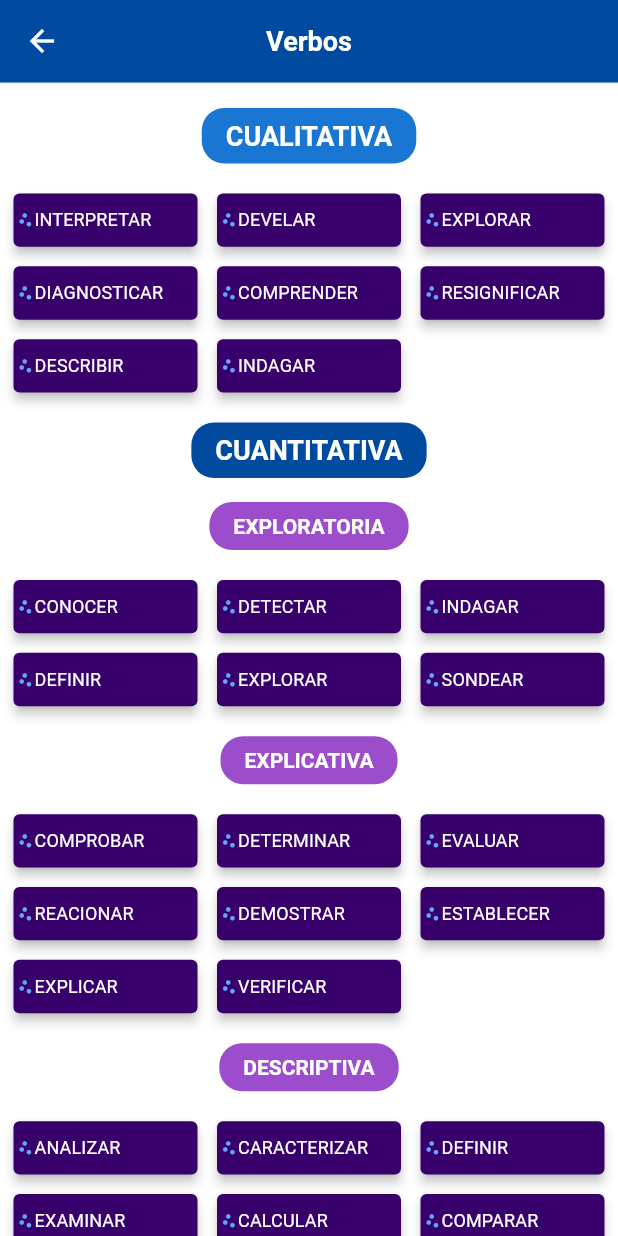
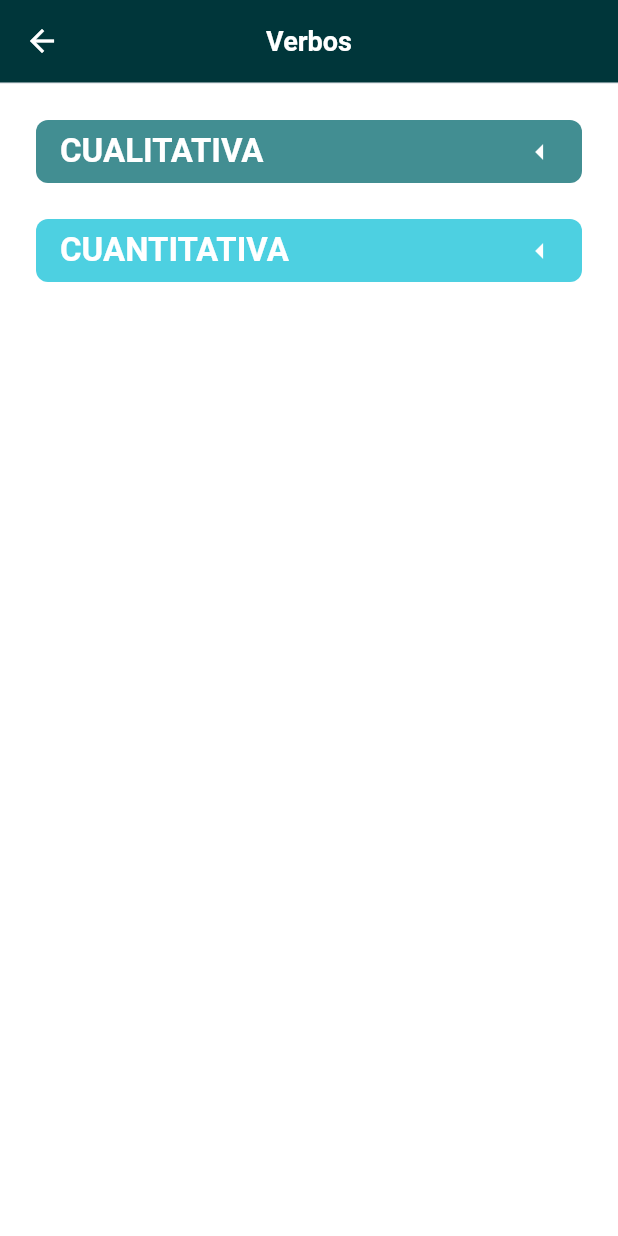
Before and after one commit to Rod20/rastas_app, a Flutter app: the screen it shows after launch, after a tap on "Verbos", on a phone screen of 412 x 824 dp. Run offline on Flutter 3.47's test engine with Material 2 defaults, Android fonts, the light colour scheme and no system bars; our stand-ins replace flutter_svg, rxdart; Roboto replaces fonts that are missing (SFProDisplay, SFProText).

Commit message:
Implemented Drowpicker in the verbs

```diff
--- a/lib/ui/resources/app_colors.dart
+++ b/lib/ui/resources/app_colors.dart
@@ -2,14 +2,14 @@ import 'package:flutter/material.dart';
 
 const Color lightPrimary      = Colors.white;
 const Color darkPrimary       = Colors.black;
-const Color darkAccent        = Color(0xff004ba0);
-const Color lightAccent       = Color(0xff63a4ff);
-const Color intermedioColor   = Color(0xff1976d2);
+const Color darkAccent        = Color(0xff00363a);
+const Color lightAccent       = Color(0xff428e92);
+const Color intermedioColor   = Color(0xff006064);
 const Color lightBG           = Colors.white;
 const Color darkBG            = Color(0xff070709);
-const Color secondBadgeColor  = Color(0xFF38006b);
-const Color badgeColor        = Color(0xff9c4dcc);
-const Color buttonColor       = Color(0xff6a1b9a);
+const Color secondBadgeColor  = Color(0xFF009faf);
+const Color badgeColor        = Color(0xff88ffff);
+const Color buttonColor       = Color(0xff4dd0e1);
 const Color transparentColor  = Colors.transparent;
 const Color opacityTitleColor = Color(0x80657291);
 const Color greyBG            = Color(0xFFbbb6c2);
--- a/lib/ui/screens/verbs/verbs.dart
+++ b/lib/ui/screens/verbs/verbs.dart
@@ -1,14 +1,35 @@
+import 'package:flutter/cupertino.dart';
 import 'package:flutter/material.dart';
 import 'package:rastas_app/ui/resources/app_colors.dart';
 import 'package:rastas_app/ui/widgets/toolbar_header.dart';
 
-class Verbs extends StatelessWidget {
+class Verbs extends StatefulWidget {
 
+  @override
+  _VerbsState createState() => _VerbsState();
+}
+
+class _VerbsState extends State<Verbs> {
+  bool isQualitative;
+  bool isQuantitative;
+  bool isExploratory;
+  bool isExplicative;
+  bool isDescriptive;
 
   List<String> _verbosCualitativos = ["INTERPRETAR","DEVELAR","EXPLORAR","DIAGNOSTICAR","COMPRENDER","RESIGNIFICAR","DESCRIBIR","INDAGAR"];
   List<String> _verbosExploratoria = ["CONOCER","DETECTAR","INDAGAR","DEFINIR","EXPLORAR","SONDEAR"];
   List<String> _verbosExplicativa = ["COMPROBAR","DETERMINAR","EVALUAR","REACIONAR","DEMOSTRAR","ESTABLECER","EXPLICAR","VERIFICAR"];
   List<String> _verbosDescriptiva = ["ANALIZAR","CARACTERIZAR","DEFINIR","EXAMINAR","CALCULAR","COMPARAR","DESCRIBIR","IDENTIFICAR","CLASIFICAR","CUANTIFICAR","DIAGNOSTICAR","MEDIR"];
+
+  @override
+  void initState() {
+    isQualitative = false;
+    isQuantitative = false;
+    isExploratory = false;
+    isExplicative = false;
+    isDescriptive = false;
+    super.initState();
+  }
   @override
   Widget build(BuildContext context) {
     return Scaffold(
@@ -16,7 +37,7 @@ class Verbs extends StatelessWidget {
       body: SafeArea(
           child: SingleChildScrollView(
               child: Padding(
-                padding: const EdgeInsets.only(bottom: 24.0),
+                padding: const EdgeInsets.all(24.0),
                 child: verbosWidget(context),
               )
           )
@@ -28,30 +49,169 @@ class Verbs extends StatelessWidget {
     return Column(
       crossAxisAlignment: CrossAxisAlignment.center,
       children: <Widget>[
-        Container(
-            padding: EdgeInsets.only(top: 16.0,bottom: 16.0),
-            child: titleVerb(context,"CUALITATIVA",true, intermedioColor)
+
+        GestureDetector(
+          onTap: (){
+            setState(() {
+              isQualitative = !isQualitative;
+              isQuantitative = false;
+              isExploratory = false;
+              isExplicative = false;
+              isDescriptive = false;
+            });
+          },
+          child: Container(
+            decoration: BoxDecoration(
+                borderRadius: BorderRadius.circular(8.0),
+                color: lightAccent
             ),
-        gridQualitativeVerbs(context,_verbosCualitativos),
-        Container(
-            padding: EdgeInsets.only(top: 16.0,bottom: 16.0),
-            child: titleVerb(context,"CUANTITATIVA",true, darkAccent)
+            padding: EdgeInsets.symmetric(horizontal: 16.0, vertical: 8.0),
+            child: Row(
+              children: <Widget>[
+                Text(
+                    "CUALITATIVA",
+                    style: TextStyle(color: lightPrimary,fontSize: 22.0, fontWeight: FontWeight.w600),
                 ),
-        Container(
-            padding: EdgeInsets.only(bottom: 16.0),
-            child: titleVerb(context,"EXPLORATORIA",false, badgeColor)
+                Spacer(),
+                Icon(isQualitative ? Icons.arrow_drop_down : Icons.arrow_left, color: lightPrimary,)
+              ],
             ),
-        gridQualitativeVerbs(context,_verbosExploratoria),
-        Container(
-            padding: EdgeInsets.only(top: 16.0,bottom: 16.0),
-            child: titleVerb(context,"EXPLICATIVA",false, badgeColor)
           ),
-        gridQualitativeVerbs(context,_verbosExplicativa),
-        Container(
-            padding: EdgeInsets.only(top: 16.0,bottom: 16.0),
-            child: titleVerb(context,"DESCRIPTIVA",false, badgeColor)
         ),
-        gridQualitativeVerbs(context,_verbosDescriptiva),
+        isQualitative
+            ? gridQualitativeVerbs(context, _verbosCualitativos)
+            : Container(),
+        SizedBox(height: 24,),
+
+        GestureDetector(
+          onTap: (){
+            setState(() {
+              isQuantitative = !isQuantitative;
+              isQualitative = false;
+              isExploratory = false;
+              isExplicative = false;
+              isDescriptive = false;
+            });
+          },
+          child: Container(
+            decoration: BoxDecoration(
+                borderRadius: BorderRadius.circular(8.0),
+                color: buttonColor
+            ),
+            padding: EdgeInsets.symmetric(horizontal: 16.0, vertical: 8.0),
+            child: Row(
+              children: <Widget>[
+                Text(
+                  "CUANTITATIVA",
+                  style: TextStyle(color: lightPrimary,fontSize: 22.0, fontWeight: FontWeight.w600),
+                ),
+                Spacer(),
+                Icon(isQuantitative ? Icons.arrow_drop_down : Icons.arrow_left, color: lightPrimary,)
+              ],
+            ),
+          ),
+        ),
+        SizedBox(height: 4,),
+        isQuantitative
+            ? GestureDetector(
+          onTap: (){
+            setState(() {
+              isExploratory = !isExploratory;
+              isExplicative = false;
+              isDescriptive = false;
+            });
+          },
+          child: Container(
+            margin: EdgeInsets.symmetric(horizontal: 5.0),
+            decoration: BoxDecoration(
+                borderRadius: BorderRadius.circular(8.0),
+                color: secondBadgeColor
+            ),
+            padding: EdgeInsets.symmetric(horizontal: 16.0, vertical: 8.0),
+            child: Row(
+              children: <Widget>[
+                Text(
+                  "EXPLORATORIA",
+                  style: TextStyle(color: lightPrimary,fontSize: 16.0),
+                ),
+                Spacer(),
+                Icon(isExploratory ? Icons.arrow_drop_down : Icons.arrow_left, color: lightPrimary,)
+              ],
+            ),
+          ),
+        )
+            : Container(),
+        isExploratory
+            ? gridQualitativeVerbs(context,_verbosExploratoria)
+            : Container(),
+        SizedBox(height: 2,),
+
+        isQuantitative
+            ? GestureDetector(
+          onTap: (){
+            setState(() {
+              isExplicative = !isExplicative;
+              isExploratory = false;
+              isDescriptive = false;
+            });
+          },
+          child: Container(
+            margin: EdgeInsets.symmetric(horizontal: 5.0),
+            decoration: BoxDecoration(
+                borderRadius: BorderRadius.circular(8.0),
+                color: secondBadgeColor
+            ),
+            padding: EdgeInsets.symmetric(horizontal: 16.0, vertical: 8.0),
+            child: Row(
+              children: <Widget>[
+                Text(
+                  "EXPLICATIVA",
+                  style: TextStyle(color: lightPrimary,fontSize: 16.0),
+                ),
+                Spacer(),
+                Icon(isExplicative ? Icons.arrow_drop_down : Icons.arrow_left, color: lightPrimary,)
+              ],
+            ),
+          ),
+        )
+            : Container(),
+        isExplicative
+            ? gridQualitativeVerbs(context,_verbosExplicativa)
+            : Container(),
+        SizedBox(height: 2,),
+
+        isQuantitative
+            ? GestureDetector(
+          onTap: (){
+            setState(() {
+              isDescriptive = !isDescriptive;
+              isExploratory = false;
+              isExplicative = false;
+            });
+          },
+          child: Container(
+            margin: EdgeInsets.symmetric(horizontal: 5.0),
+            decoration: BoxDecoration(
+                borderRadius: BorderRadius.circular(8.0),
+                color: secondBadgeColor
+            ),
+            padding: EdgeInsets.symmetric(horizontal: 16.0, vertical: 8.0),
+            child: Row(
+              children: <Widget>[
+                Text(
+                  "DESCRIPTIVA",
+                  style: TextStyle(color: lightPrimary,fontSize: 16.0),
+                ),
+                Spacer(),
+                Icon(isDescriptive ? Icons.arrow_drop_down : Icons.arrow_left, color: lightPrimary,)
+              ],
+            ),
+          ),
+        )
+            : Container(),
+        isDescriptive
+            ? gridQualitativeVerbs(context,_verbosDescriptiva)
+            : Container(),
       ],
     );
   }
@@ -62,10 +222,10 @@ class Verbs extends StatelessWidget {
       physics: const NeverScrollableScrollPhysics(),
       gridDelegate:
       SliverGridDelegateWithFixedCrossAxisCount(
-          crossAxisCount: 3,
-          childAspectRatio: 3.0,
-          crossAxisSpacing: 5.0,
-          mainAxisSpacing: 5.0),
+          crossAxisCount: 1,
+          childAspectRatio: 7.0,
+          crossAxisSpacing: 0,
+          mainAxisSpacing: 0),
       padding: EdgeInsets.only(left: 5.0, right: 5.0),
       itemBuilder: (BuildContext context, int index) {
         return verbs(context,verb[index]);
@@ -74,40 +234,19 @@ class Verbs extends StatelessWidget {
     );
   }
 
-  Widget titleVerb(BuildContext context, String title, bool isTitle, Color color){
-    return DecoratedBox(
-      decoration: BoxDecoration(
-        color: color,
-        borderRadius: BorderRadius.all(Radius.circular(15.0))
-      ),
-      child: Padding(
-        padding: const EdgeInsets.only(top: 8.0, bottom: 8.0, right: 16.0, left: 16.0),
-        child: Text(
-          title,
-          style: isTitle
-              ? Theme.of(context).textTheme.title.merge(TextStyle(fontSize: 18.0,color: lightPrimary))
-              : Theme.of(context).textTheme.title.merge(TextStyle(fontSize: 14.0,color: lightPrimary)),
-        ),
-      ),
-    );
-  }
   Widget verbs(BuildContext context, String text){
     return Card(
-      color: secondBadgeColor,
-      elevation: 3.0,
+      color: intermedioColor,
+      elevation: 5.0,
+      child: Align(
+        alignment: Alignment.centerLeft,
         child: Padding(
-        padding: const EdgeInsets.all(2.0),
-        child: Row(
-          children: <Widget>[
-            Icon(Icons.scatter_plot, size: 12.0,color: lightAccent),
-            Expanded(
+          padding: const EdgeInsets.all(8.0),
           child: Text(
             text,
             style: Theme.of(context).textTheme.subtitle.merge(TextStyle(fontSize: 12.0,color: lightPrimary)),
           ),
         ),
-          ],
-        ),
       ),
     );
   }
```
Also changed, not shown: lib/ui/widgets/custom_dropdown.dart (added, +265 -0 lines), 1 other file. Lines whose indentation alone changed are shown as unchanged.
